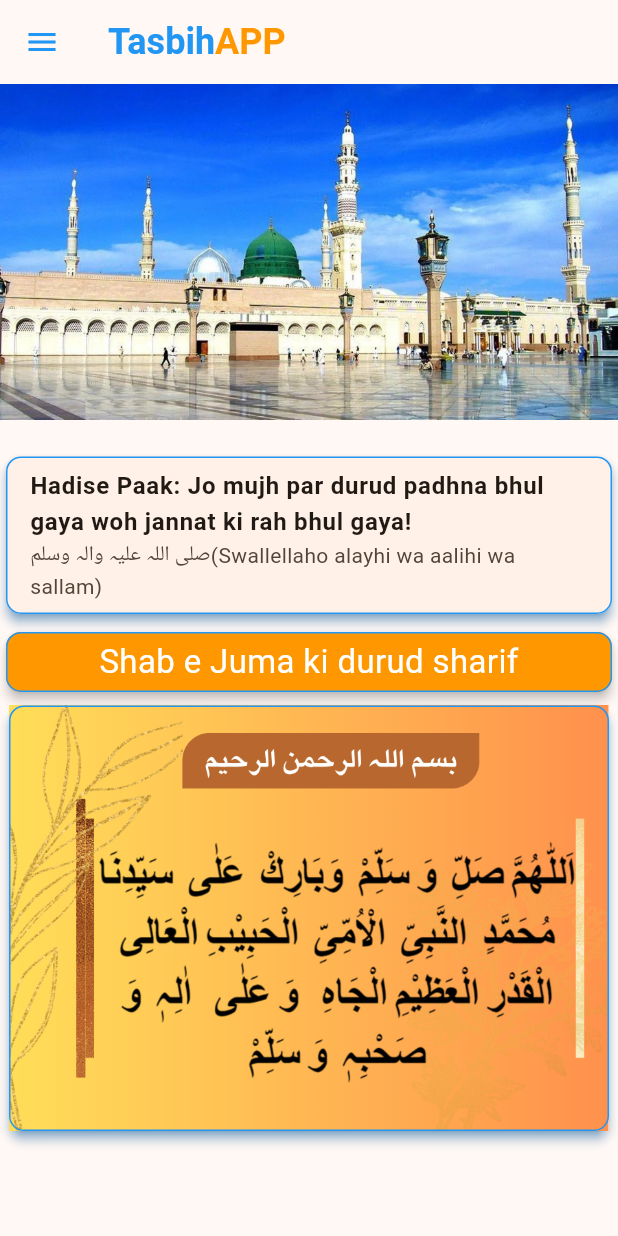
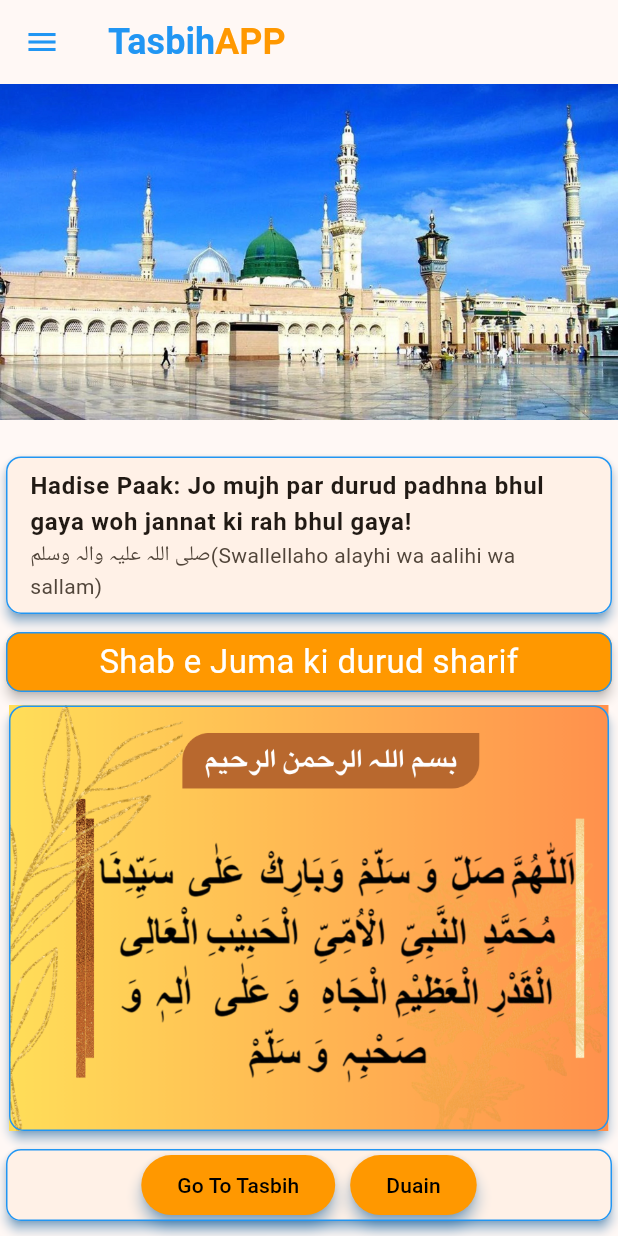
Before and after one commit to shossain786/tasbih, a Flutter app: the screen it shows after launch, on a phone screen of 412 x 824 dp. Run offline on Flutter 3.47's test engine with Material 3 defaults, Android fonts, the light colour scheme and no system bars; our stand-ins replace shared_preferences; missing offline and left inert: flutter_islamic_icons, flutter_vibrate.

Commit message:
Cosmotic changes added navigation from home page

```diff
--- a/lib/counter_items.dart
+++ b/lib/counter_items.dart
@@ -115,6 +115,9 @@ class _CounterHomeState extends State<CounterHome> {
 
         return AlertDialog(
           backgroundColor: Colors.white,
+          elevation: 10.0,
+          shadowColor: Colors.orange,
+          surfaceTintColor: Colors.blue,
           title: const Text(
             'New Tasbih',
             style: TextStyle(
--- a/lib/main.dart
+++ b/lib/main.dart
@@ -1,10 +1,9 @@
 import 'package:flutter/material.dart';
 import 'package:tasbih/about_us.dart';
-import 'package:tasbih/appdrawer.dart';
 import 'package:tasbih/counter_items.dart';
 import 'package:tasbih/screens/dua1.dart';
-import 'package:tasbih/screens/durud_sharif.dart';
-import 'package:tasbih/utils/library_utils.dart';
+
+import 'screens/home_screen.dart';
 
 void main() {
   runApp(const TasbihAPP());
@@ -17,7 +16,10 @@ class TasbihAPP extends StatelessWidget {
   Widget build(BuildContext context) {
     return MaterialApp(
       debugShowCheckedModeBanner: false,
-      theme: ThemeData(colorSchemeSeed: Colors.orange, useMaterial3: true),
+      theme: ThemeData(
+        colorSchemeSeed: Colors.orange,
+        useMaterial3: true,
+      ),
       home: const HomePage(),
       routes: {
         '/counter': (context) => const CounterHome(),
@@ -28,98 +30,3 @@ class TasbihAPP extends StatelessWidget {
     );
   }
 }
-
-class HomePage extends StatelessWidget {
-  const HomePage({super.key});
-
-  @override
-  Widget build(BuildContext context) {
-    return Scaffold(
-      appBar: myCustomAppBar(context, 'Tasbih', 'APP'),
-      drawer: const MyAppDrawer(),
-      body: SingleChildScrollView(
-        child: Column(
-          children: [
-            Image.asset(
-              'assets/madina_pic.png',
-              width: double.infinity,
-            ),
-            const SizedBox(height: 20),
-            const Card(
-              shadowColor: Colors.blue,
-              elevation: 3.0,
-              shape: RoundedRectangleBorder(
-                side: BorderSide(color: Colors.blue),
-                borderRadius: BorderRadiusDirectional.all(Radius.circular(10)),
-              ),
-              child: ListTile(
-                title: Text(
-                  'Hadise Paak: Jo mujh par durud padhna bhul gaya woh jannat ki rah bhul gaya!',
-                  style: TextStyle(
-                    fontWeight: FontWeight.bold,
-                  ),
-                ),
-                subtitle: Text(
-                    'صلی اللہ علیہ والہ وسلم(Swallellaho alayhi wa aalihi wa sallam)'),
-              ),
-            ),
-            const SizedBox(height: 4),
-            const Card(
-              elevation: 3,
-              color: Colors.orange,
-              shape: RoundedRectangleBorder(
-                side: BorderSide(color: Colors.blue),
-                borderRadius: BorderRadiusDirectional.all(Radius.circular(10)),
-              ),
-              child: SizedBox(
-                // width: ,
-                width: double.infinity,
-                height: 40,
-                child: Center(
-                  child: Text(
-                    'Shab e Juma ki durud sharif',
-                    textAlign: TextAlign.center,
-                    style: TextStyle(
-                      fontSize: 22,
-                      color: Colors.white,
-                    ),
-                  ),
-                ),
-              ),
-            ),
-            const SizedBox(
-              height: 1,
-            ),
-            Padding(
-              padding: const EdgeInsets.only(left: 2.0, right: 2.0),
-              child: Card(
-                elevation: 3.0,
-                shadowColor: Colors.blue,
-                shape: const RoundedRectangleBorder(
-                  side: BorderSide(color: Colors.blue),
-                  borderRadius:
-                      BorderRadiusDirectional.all(Radius.circular(10)),
-                ),
-                child: GestureDetector(
-                  child: Image.asset(
-                    'assets/juma_durud.png',
-                    width: double.infinity,
-                  ),
-                  onTap: () {
-                    Navigator.push(
-                      context,
-                      MaterialPageRoute(
-                        builder: (context) => const DurudJuma(),
-                      ),
-                    );
-                  },
-                ),
-              ),
-            ),
-            const SizedBox(height: 4),
-          ],
-        ),
-      ),
-    );
-  }
-}
--- a/lib/screens/dua1.dart
+++ b/lib/screens/dua1.dart
@@ -121,7 +121,10 @@ class _DuaScreenState extends State<DuaScreen> {
             tabs: groupedDuas.keys.map((category) {
               return Tab(
                 text: category,
-                icon: const Icon(FlutterIslamicIcons.islam),
+                icon: const Icon(
+                  FlutterIslamicIcons.islam,
+                  size: 15,
+                ),
               );
             }).toList(),
           ),
--- /dev/null
+++ b/lib/screens/home_screen.dart
@@ -0,0 +1,149 @@
+import 'package:flutter/material.dart';
+import 'package:tasbih/appdrawer.dart';
+import 'package:tasbih/counter_items.dart';
+import 'package:tasbih/screens/dua1.dart';
+import 'package:tasbih/screens/durud_sharif.dart';
+import 'package:tasbih/utils/library_utils.dart';
+
+class HomePage extends StatelessWidget {
+  const HomePage({super.key});
+
+  @override
+  Widget build(BuildContext context) {
+    return Scaffold(
+      appBar: myCustomAppBar(context, 'Tasbih', 'APP'),
+      drawer: const MyAppDrawer(),
+      body: SingleChildScrollView(
+        child: Column(
+          children: [
+            Image.asset(
+              'assets/madina_pic.png',
+              width: double.infinity,
+            ),
+            const SizedBox(height: 20),
+            const Card(
+              shadowColor: Colors.blue,
+              elevation: 3.0,
+              shape: RoundedRectangleBorder(
+                side: BorderSide(color: Colors.blue),
+                borderRadius: BorderRadiusDirectional.all(Radius.circular(10)),
+              ),
+              child: ListTile(
+                title: Text(
+                  'Hadise Paak: Jo mujh par durud padhna bhul gaya woh jannat ki rah bhul gaya!',
+                  style: TextStyle(
+                    fontWeight: FontWeight.bold,
+                  ),
+                ),
+                subtitle: Text(
+                    'صلی اللہ علیہ والہ وسلم(Swallellaho alayhi wa aalihi wa sallam)'),
+              ),
+            ),
+            const SizedBox(height: 4),
+            const Card(
+              elevation: 3,
+              color: Colors.orange,
+              shape: RoundedRectangleBorder(
+                side: BorderSide(color: Colors.blue),
+                borderRadius: BorderRadiusDirectional.all(Radius.circular(10)),
+              ),
+              child: SizedBox(
+                // width: ,
+                width: double.infinity,
+                height: 40,
+                child: Center(
+                  child: Text(
+                    'Shab e Juma ki durud sharif',
+                    textAlign: TextAlign.center,
+                    style: TextStyle(
+                      fontSize: 22,
+                      color: Colors.white,
+                    ),
+                  ),
+                ),
+              ),
+            ),
+            const SizedBox(
+              height: 1,
+            ),
+            Padding(
+              padding: const EdgeInsets.only(left: 2.0, right: 2.0),
+              child: Card(
+                elevation: 3.0,
+                shadowColor: Colors.blue,
+                shape: const RoundedRectangleBorder(
+                  side: BorderSide(color: Colors.blue),
+                  borderRadius:
+                      BorderRadiusDirectional.all(Radius.circular(10)),
+                ),
+                child: GestureDetector(
+                  child: Image.asset(
+                    'assets/juma_durud.png',
+                    width: double.infinity,
+                  ),
+                  onTap: () {
+                    Navigator.push(
+                      context,
+                      MaterialPageRoute(
+                        builder: (context) => const DurudJuma(),
+                      ),
+                    );
+                  },
+                ),
+              ),
+            ),
+            const SizedBox(height: 4),
+            Card(
+              elevation: 3.0,
+              shadowColor: Colors.blue,
+              shape: const RoundedRectangleBorder(
+                side: BorderSide(color: Colors.blue),
+                borderRadius: BorderRadiusDirectional.all(Radius.circular(10)),
+              ),
+              child: Row(
+                mainAxisAlignment: MainAxisAlignment.center,
+                children: [
+                  ElevatedButton(
+                    style: ButtonStyle(
+                      backgroundColor: MaterialStateProperty.all(Colors.orange),
+                      elevation: const MaterialStatePropertyAll(4),
+                      shadowColor: MaterialStateProperty.all(Colors.blue),
+                      foregroundColor: MaterialStateProperty.all(Colors.black),
+                    ),
+                    onPressed: () {
+                      Navigator.push(
+                        context,
+                        MaterialPageRoute(
+                          builder: (context) => const CounterHome(),
+                        ),
+                      );
+                    },
+                    child: const Text('Go To Tasbih'),
+                  ),
+                  const Padding(padding: EdgeInsets.only(left: 10)),
+                  ElevatedButton(
+                    onPressed: () {
+                      Navigator.push(
+                        context,
+                        MaterialPageRoute(
+                          builder: (context) => const DuaScreen(),
+                        ),
+                      );
+                    },
+                    style: ButtonStyle(
+                      backgroundColor: MaterialStateProperty.all(Colors.orange),
+                      elevation: const MaterialStatePropertyAll(4),
+                      shadowColor: MaterialStateProperty.all(Colors.blue),
+                      foregroundColor: MaterialStateProperty.all(Colors.black),
+                    ),
+                    child: const Text('Duain'),
+                  ),
+                ],
+              ),
+            ),
+          ],
+        ),
+      ),
+    );
+  }
+}
```
Also changed, not shown: lib/count_page.dart (+24 -2 lines).
